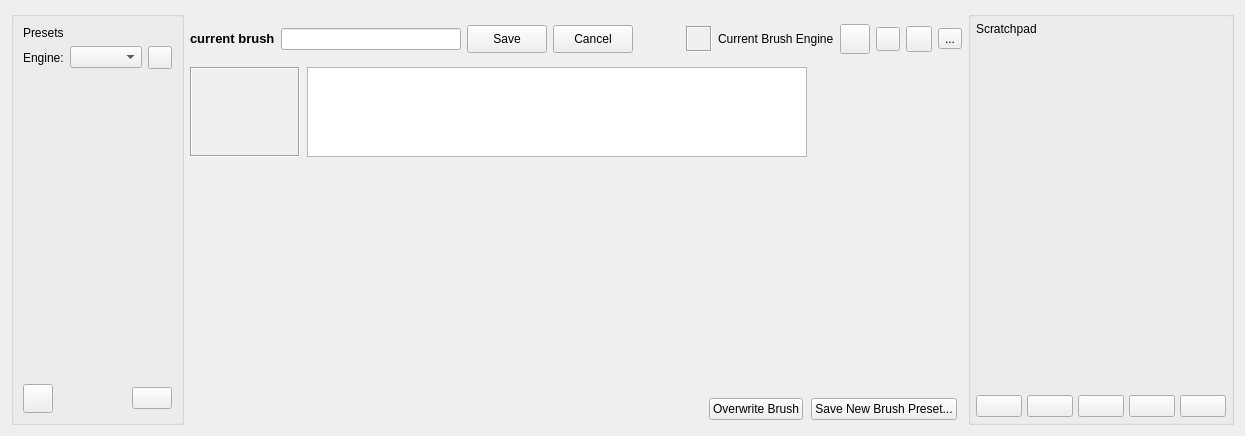
Qt form libs/ui/forms/wdgpaintopsettings.ui (KDE/krita) before a commit.
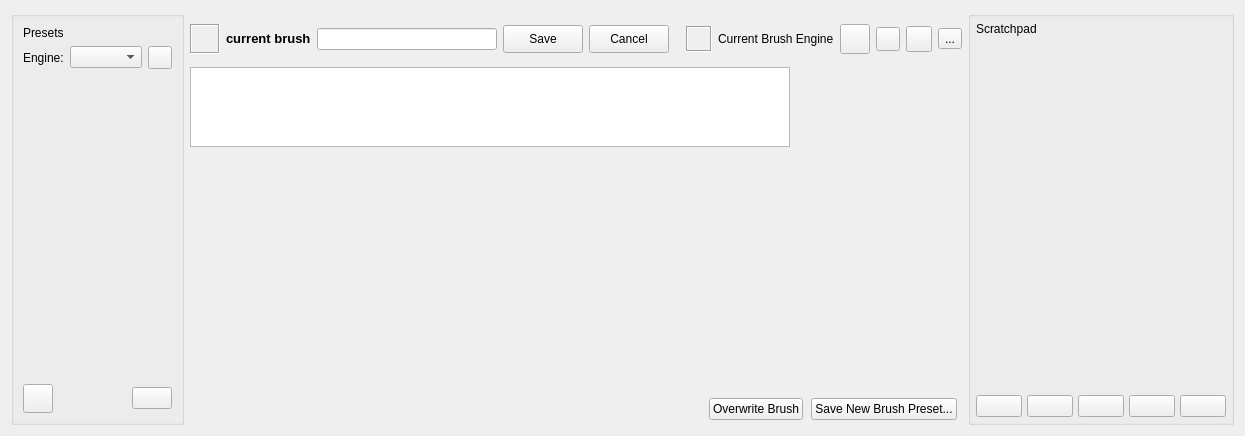
The same form after that commit. Custom widgets are drawn as their Qt base class.

Commit message: move preset thumbnail to the top and shrink it down

```diff
--- a/libs/ui/forms/wdgpaintopsettings.ui
+++ b/libs/ui/forms/wdgpaintopsettings.ui
@@ -176,6 +176,40 @@
        <property name="spacing">
         <number>6</number>
        </property>
+       <item>
+        <widget class="QLabel" name="presetThumbnailicon">
+         <property name="sizePolicy">
+          <sizepolicy hsizetype="Minimum" vsizetype="Minimum">
+           <horstretch>0</horstretch>
+           <verstretch>0</verstretch>
+          </sizepolicy>
+         </property>
+         <property name="minimumSize">
+          <size>
+           <width>30</width>
+           <height>30</height>
+          </size>
+         </property>
+         <property name="maximumSize">
+          <size>
+           <width>30</width>
+           <height>30</height>
+          </size>
+         </property>
+         <property name="frameShape">
+          <enum>QFrame::Box</enum>
+         </property>
+         <property name="frameShadow">
+          <enum>QFrame::Sunken</enum>
+         </property>
+         <property name="text">
+          <string/>
+         </property>
+         <property name="scaledContents">
+          <bool>true</bool>
+         </property>
+        </widget>
+       </item>
        <item>
         <widget class="QLabel" name="currentBrushNameLabel">
          <property name="sizePolicy">
@@ -209,7 +243,7 @@
        <item>
         <widget class="QPushButton" name="updateBrushNameButton">
          <property name="sizePolicy">
-          <sizepolicy hsizetype="Minimum" vsizetype="Fixed">
+          <sizepolicy hsizetype="Minimum" vsizetype="Minimum">
            <horstretch>0</horstretch>
            <verstretch>0</verstretch>
           </sizepolicy>
@@ -227,6 +261,12 @@
        </item>
        <item>
         <widget class="QPushButton" name="cancelBrushNameUpdateButton">
+         <property name="sizePolicy">
+          <sizepolicy hsizetype="Minimum" vsizetype="Minimum">
+           <horstretch>0</horstretch>
+           <verstretch>0</verstretch>
+          </sizepolicy>
+         </property>
          <property name="maximumSize">
           <size>
            <width>16777215</width>
@@ -381,34 +421,6 @@
        <property name="spacing">
         <number>7</number>
        </property>
-       <item>
-        <widget class="QLabel" name="presetThumbnailicon">
-         <property name="sizePolicy">
-          <sizepolicy hsizetype="Fixed" vsizetype="Fixed">
-           <horstretch>0</horstretch>
-           <verstretch>0</verstretch>
-          </sizepolicy>
-         </property>
-         <property name="minimumSize">
-          <size>
-           <width>110</width>
-           <height>90</height>
-          </size>
-         </property>
-         <property name="frameShape">
-          <enum>QFrame::Box</enum>
-         </property>
-         <property name="frameShadow">
-          <enum>QFrame::Sunken</enum>
-         </property>
-         <property name="text">
-          <string/>
-         </property>
-         <property name="scaledContents">
-          <bool>true</bool>
-         </property>
-        </widget>
-       </item>
        <item>
         <widget class="KisPresetLivePreviewView" name="liveBrushPreviewView">
          <property name="sizePolicy">
@@ -419,14 +431,14 @@
          </property>
          <property name="minimumSize">
           <size>
-           <width>500</width>
-           <height>90</height>
+           <width>600</width>
+           <height>80</height>
           </size>
          </property>
          <property name="maximumSize">
           <size>
-           <width>500</width>
-           <height>90</height>
+           <width>600</width>
+           <height>80</height>
           </size>
          </property>
          <property name="font">
@@ -484,7 +496,7 @@
      <item>
       <widget class="QFrame" name="frmOptionWidgetContainer">
        <property name="sizePolicy">
-        <sizepolicy hsizetype="Preferred" vsizetype="Preferred">
+        <sizepolicy hsizetype="Preferred" vsizetype="Expanding">
          <horstretch>0</horstretch>
          <verstretch>4</verstretch>
         </sizepolicy>
```
Left out of the diff: 10 changed lines with no effect on the pictures. The commit also changes 1 other file.
